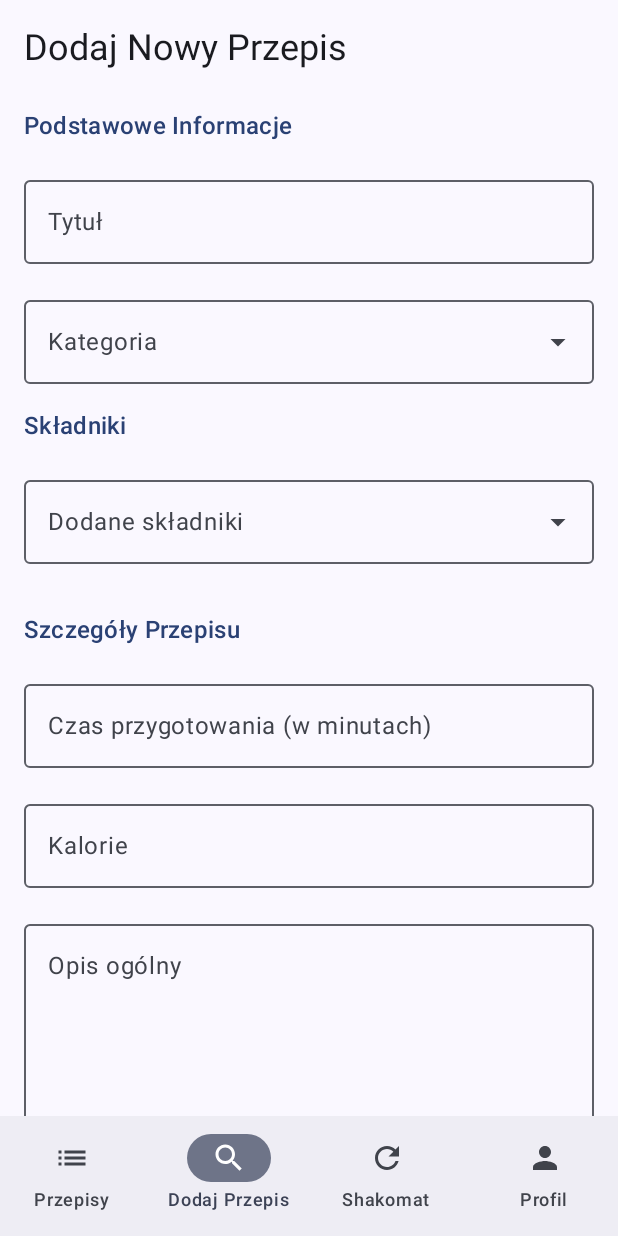
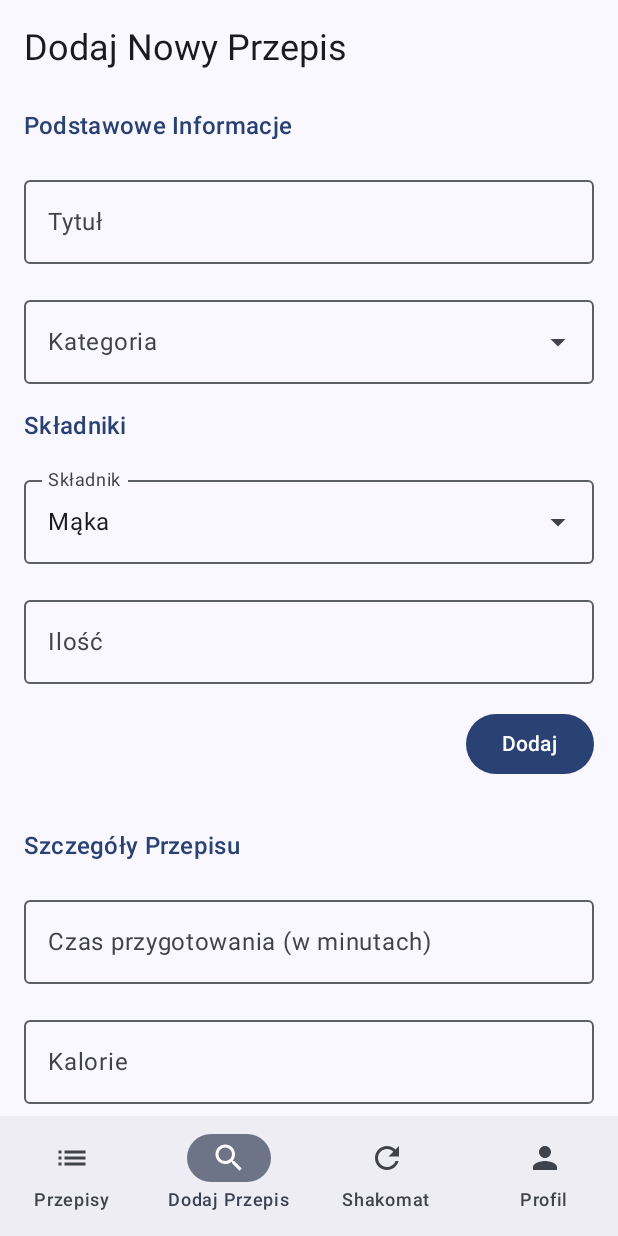
Before and after one commit to KamYloo/PrzepisX, an Android app built with Jetpack Compose: the AddRecipePage screen opened through its navigation route, on a phone screen of 412 x 824 dp. Run offline under Robolectric (Android 15) with nearby library versions, the phone set to English and light mode, and no system bars; our stand-ins replace Firebase (no records; nobody signed in at launch, a user with empty details on screens opened directly), livedata-compose.

Commit message:
Improved recipe model. Created a recipe repository and ViewModel to support adding a recipe to firebase. Hooked up a handler to add a recipe in a view

```diff
--- a/app/build.gradle.kts
+++ b/app/build.gradle.kts
@@ -63,6 +63,7 @@ dependencies {
     implementation(libs.androidx.navigation.compose)
     implementation(libs.firebase.auth)
     implementation(libs.androidx.runtime.livedata)
+    implementation(libs.firebase.firestore.ktx)
     testImplementation(libs.junit)
     androidTestImplementation(libs.androidx.junit)
     androidTestImplementation(libs.androidx.espresso.core)
@@ -72,6 +73,7 @@ dependencies {
     debugImplementation(libs.androidx.ui.test.manifest)
     implementation(platform("com.google.firebase:firebase-bom:33.6.0"))
     implementation("com.google.firebase:firebase-analytics")
+    implementation ("com.google.firebase:firebase-firestore")
     implementation("androidx.compose.ui:ui:1.7.5")
     implementation("androidx.compose.ui:ui-tooling:1.7.5")
     implementation("androidx.compose.foundation:foundation:1.7.5")
--- a/app/src/main/java/com/example/przepisx/MainActivity.kt
+++ b/app/src/main/java/com/example/przepisx/MainActivity.kt
@@ -11,6 +11,7 @@ import androidx.compose.material3.Scaffold
 import androidx.compose.ui.Modifier
 import com.example.przepisx.ui.navigation.MyAppNavigation
 import com.example.przepisx.ui.theme.PrzepisXTheme
+import com.example.przepisx.viewModel.AuthViewModel
 
 class MainActivity : ComponentActivity() {
     override fun onCreate(savedInstanceState: Bundle?) {
--- /dev/null
+++ b/app/src/main/java/com/example/przepisx/data/model/Ingredient.kt
@@ -0,0 +1,10 @@
+package com.example.przepisx.data.model
+
+import androidx.annotation.DrawableRes
+
+data class Ingredient(
+    @DrawableRes
+    val image: Int,
+    val name: String,
+    val quantity: String
+)
--- /dev/null
+++ b/app/src/main/java/com/example/przepisx/data/repository/RecipeRepository.kt
@@ -0,0 +1,23 @@
+package com.example.przepisx.data.repository
+
+
+import com.example.przepisx.data.model.Recipe
+import com.google.firebase.firestore.FirebaseFirestore
+import kotlinx.coroutines.tasks.await
+
+class RecipeRepository {
+    private val firestore = FirebaseFirestore.getInstance()
+    private val recipesCollection = firestore.collection("recipes")
+
+    suspend fun addRecipe(recipe: Recipe): Result<Unit> {
+        return try {
+            val newRecipeRef = recipesCollection.document()
+            val recipeWithId = recipe.copy(id = newRecipeRef.id)
+            newRecipeRef.set(recipeWithId).await()
+            Result.success(Unit)
+        } catch (e: Exception) {
+            Result.failure(e)
+        }
+    }
+
+}
--- a/app/src/main/java/com/example/przepisx/ui/components/AddRecipeForm.kt
+++ b/app/src/main/java/com/example/przepisx/ui/components/AddRecipeForm.kt
@@ -1,5 +1,6 @@
 package com.example.przepisx.ui.components
 
+import androidx.compose.foundation.Image
 import androidx.compose.foundation.layout.*
 import androidx.compose.foundation.lazy.LazyColumn
 import androidx.compose.foundation.lazy.items
@@ -12,13 +13,16 @@ import androidx.compose.material3.*
 import androidx.compose.runtime.*
 import androidx.compose.ui.Alignment
 import androidx.compose.ui.Modifier
+import androidx.compose.ui.res.painterResource
 import androidx.compose.ui.text.input.KeyboardType
 import androidx.compose.ui.unit.dp
+import com.example.przepisx.R
+import com.example.przepisx.data.model.Ingredient
 
 @OptIn(ExperimentalMaterial3Api::class)
 @Composable
 fun AddRecipeForm(
-    onSave: (String, String, String, String, String, List<String>, String) -> Unit
+    onSave: (String, String, String, String, String, List<Ingredient>, List<String>) -> Unit
 ) {
     var title by remember { mutableStateOf("") }
     var category by remember { mutableStateOf("") }
@@ -28,8 +32,16 @@ fun AddRecipeForm(
     var steps by remember { mutableStateOf("") }
 
     val categories = listOf("Czekoladowe", "Owocowe", "Ciasta", "Lody", "Szybkie Desery")
-    val predefinedIngredients = listOf("Mąka", "Cukier", "Masło", "Jajka", "Czekolada", "Śmietana", "Truskawki")
-    var selectedIngredients by remember { mutableStateOf(mutableListOf<String>()) }
+    val predefinedIngredients = listOf(
+        Ingredient(R.drawable.flour, "Mąka", ""),
+        Ingredient(R.drawable.suggar, "Cukier", ""),
+        Ingredient(R.drawable.eggs, "Jajka", ""),
+        Ingredient(R.drawable.strawberry, "Truskawki", "")
+    )
+
+    var selectedIngredients by remember { mutableStateOf(mutableListOf<Ingredient>()) }
+    var selectedIngredient by remember { mutableStateOf(predefinedIngredients.first()) }
+    var ingredientAmount by remember { mutableStateOf("") }
 
     var isCategoryDropdownExpanded by remember { mutableStateOf(false) }
     var isIngredientDropdownExpanded by remember { mutableStateOf(false) }
@@ -72,7 +84,9 @@ fun AddRecipeForm(
                 label = { Text("Kategoria") },
                 readOnly = true,
                 trailingIcon = { ExposedDropdownMenuDefaults.TrailingIcon(isCategoryDropdownExpanded) },
-                modifier = Modifier.fillMaxWidth()
+                modifier = Modifier
+                    .fillMaxWidth()
+                    .menuAnchor() // Dodano brakujący modyfikator
             )
             ExposedDropdownMenu(
                 expanded = isCategoryDropdownExpanded,
@@ -90,23 +104,30 @@ fun AddRecipeForm(
             }
         }
 
+
+
+
+
         Text(
             text = "Składniki",
             style = MaterialTheme.typography.titleMedium,
             color = MaterialTheme.colorScheme.primary
         )
 
+        // Dropdown for ingredient
         ExposedDropdownMenuBox(
             expanded = isIngredientDropdownExpanded,
             onExpandedChange = { isIngredientDropdownExpanded = !isIngredientDropdownExpanded }
         ) {
             OutlinedTextField(
-                value = selectedIngredients.joinToString(", "),
+                value = selectedIngredient.name,
                 onValueChange = {},
-                label = { Text("Dodane składniki") },
+                label = { Text("Składnik") },
                 readOnly = true,
                 trailingIcon = { ExposedDropdownMenuDefaults.TrailingIcon(isIngredientDropdownExpanded) },
-                modifier = Modifier.fillMaxWidth()
+                modifier = Modifier
+                    .fillMaxWidth()
+                    .menuAnchor()
             )
             ExposedDropdownMenu(
                 expanded = isIngredientDropdownExpanded,
@@ -114,16 +135,36 @@ fun AddRecipeForm(
             ) {
                 predefinedIngredients.forEach { ingredient ->
                     DropdownMenuItem(
-                        text = { Text(ingredient) },
+                        text = { Text(ingredient.name) },
                         onClick = {
-                            if (!selectedIngredients.contains(ingredient)) {
-                                selectedIngredients.add(ingredient)
-                            }
+                            selectedIngredient = ingredient
                             isIngredientDropdownExpanded = false
                         }
                     )
                 }
             }
+        }
+
+        OutlinedTextField(
+            value = ingredientAmount,
+            onValueChange = { ingredientAmount = it },
+            label = { Text("Ilość") },
+            placeholder = { Text("np. 200g") },
+            modifier = Modifier.fillMaxWidth()
+        )
+
+        Button(
+            onClick = {
+                if (ingredientAmount.isNotBlank()) {
+                    selectedIngredients.add(
+                        selectedIngredient.copy(quantity = ingredientAmount)
+                    )
+                    ingredientAmount = ""
+                }
+            },
+            modifier = Modifier.align(Alignment.End)
+        ) {
+            Text("Dodaj")
         }
 
         LazyColumn(
@@ -139,7 +180,16 @@ fun AddRecipeForm(
                     horizontalArrangement = Arrangement.SpaceBetween,
                     verticalAlignment = Alignment.CenterVertically
                 ) {
-                    Text(ingredient, style = MaterialTheme.typography.bodyMedium)
+                    Row(
+                        verticalAlignment = Alignment.CenterVertically
+                    ) {
+                        Image(
+                            painter = painterResource(id = ingredient.image),
+                            contentDescription = null,
+                            modifier = Modifier.size(40.dp).padding(end = 8.dp)
+                        )
+                        Text("${ingredient.name} - ${ingredient.quantity}", style = MaterialTheme.typography.bodyMedium)
+                    }
                     IconButton(onClick = { selectedIngredients.remove(ingredient) }) {
                         Icon(Icons.Default.Delete, contentDescription = "Usuń składnik")
                     }
@@ -195,7 +245,7 @@ fun AddRecipeForm(
             onClick = {
                 onSave(
                     title, category, preparationTime, calories, description,
-                    selectedIngredients.toList(), steps
+                    selectedIngredients, steps.split("\n")
                 )
             },
             modifier = Modifier.align(Alignment.End)
--- a/app/src/main/java/com/example/przepisx/ui/navigation/MyAppNavigation.kt
+++ b/app/src/main/java/com/example/przepisx/ui/navigation/MyAppNavigation.kt
@@ -5,7 +5,7 @@ import androidx.compose.ui.Modifier
 import androidx.navigation.compose.NavHost
 import androidx.navigation.compose.composable
 import androidx.navigation.compose.rememberNavController
-import com.example.przepisx.AuthViewModel
+import com.example.przepisx.viewModel.AuthViewModel
 import com.example.przepisx.data.model.strawberryCake
 import com.example.przepisx.ui.screens.AddRecipePage
 import com.example.przepisx.ui.screens.DessertsPage
--- a/app/src/main/java/com/example/przepisx/ui/screens/AddRecipePage.kt
+++ b/app/src/main/java/com/example/przepisx/ui/screens/AddRecipePage.kt
@@ -1,17 +1,55 @@
 package com.example.przepisx.ui.screens
 
-import androidx.compose.material3.Text
-import androidx.compose.runtime.Composable
+import androidx.compose.foundation.layout.padding
+import androidx.compose.material.CircularProgressIndicator
+import androidx.compose.material.Text
+import androidx.compose.material3.MaterialTheme
+import androidx.compose.runtime.*
 import androidx.compose.ui.Modifier
+import androidx.compose.ui.unit.dp
+import androidx.lifecycle.viewmodel.compose.viewModel
 import androidx.navigation.NavController
+import com.example.przepisx.data.model.Recipe
 import com.example.przepisx.ui.components.AddRecipeForm
+import com.example.przepisx.viewModel.AddRecipeState
+import com.example.przepisx.viewModel.RecipeViewModel
 
 @Composable
 fun AddRecipePage(modifier: Modifier = Modifier, navController: NavController) {
+
+    val recipeViewModel: RecipeViewModel = viewModel()
+    val addRecipeState by recipeViewModel.addRecipeState.collectAsState()
+
     AddRecipeForm(
-        onSave = { title, category, preparationTime, calories, description, ingredients, steps ->
-            println("Zapisano przepis: $title, $category, $preparationTime min, $calories kcal")
-            navController.popBackStack()
+        onSave = { title, category, cookingTime, energy, description, ingredients, steps ->
+            recipeViewModel.addRecipe(
+                Recipe(
+                    title = title,
+                    category = category,
+                    cookingTime = cookingTime,
+                    energy = energy,
+                    description = description,
+                    ingredients = ingredients,
+                    steps = steps
+                )
+            )
         }
     )
+
+    when (addRecipeState) {
+        AddRecipeState.Loading -> CircularProgressIndicator()
+        AddRecipeState.Success -> {
+            LaunchedEffect(Unit) {
+                navController.popBackStack()
+            }
+        }
+        is AddRecipeState.Error -> {
+            Text(
+                text = "Error: ${(addRecipeState as AddRecipeState.Error).message}",
+                color = MaterialTheme.colorScheme.error,
+                modifier = Modifier.padding(16.dp)
+            )
+        }
+        else -> Unit
+    }
 }
--- a/app/src/main/java/com/example/przepisx/ui/screens/LoginPage.kt
+++ b/app/src/main/java/com/example/przepisx/ui/screens/LoginPage.kt
@@ -28,8 +28,8 @@ import androidx.compose.ui.text.input.PasswordVisualTransformation
 import androidx.compose.ui.unit.dp
 import androidx.compose.ui.unit.sp
 import androidx.navigation.NavController
-import com.example.przepisx.AuthState
-import com.example.przepisx.AuthViewModel
+import com.example.przepisx.viewModel.AuthState
+import com.example.przepisx.viewModel.AuthViewModel
 import com.example.przepisx.R
 
 @OptIn(ExperimentalMaterial3Api::class)
--- a/app/src/main/java/com/example/przepisx/ui/screens/RecipePage.kt
+++ b/app/src/main/java/com/example/przepisx/ui/screens/RecipePage.kt
@@ -126,7 +126,7 @@ fun Content(recipe: Recipe, scrollState: LazyListState) {
 @Composable
 fun IngredientsList(recipe: Recipe) {
     EasyGrid(nColumns = 3, items = recipe.ingredients) {
-        IngredientCard(it.image, it.title, it.subtitle, Modifier)
+        IngredientCard(it.image, it.name, it.quantity, Modifier)
     }
 
 }
--- a/app/src/main/java/com/example/przepisx/ui/screens/RegisterPage.kt
+++ b/app/src/main/java/com/example/przepisx/ui/screens/RegisterPage.kt
@@ -44,8 +44,8 @@ import androidx.compose.ui.text.input.PasswordVisualTransformation
 import androidx.compose.ui.unit.dp
 import androidx.compose.ui.unit.sp
 import androidx.navigation.NavController
-import com.example.przepisx.AuthState
-import com.example.przepisx.AuthViewModel
+import com.example.przepisx.viewModel.AuthState
+import com.example.przepisx.viewModel.AuthViewModel
 import com.example.przepisx.R
 
 @OptIn(ExperimentalMaterial3Api::class)
--- /dev/null
+++ b/app/src/main/java/com/example/przepisx/viewModel/RecipeViewModel.kt
@@ -0,0 +1,34 @@
+package com.example.przepisx.viewModel
+
+import androidx.lifecycle.ViewModel
+import androidx.lifecycle.viewModelScope
+import com.example.przepisx.data.model.Recipe
+import com.example.przepisx.data.repository.RecipeRepository
+
+import kotlinx.coroutines.flow.MutableStateFlow
+import kotlinx.coroutines.flow.StateFlow
+import kotlinx.coroutines.launch
+
+class RecipeViewModel(private val repository: RecipeRepository = RecipeRepository()) : ViewModel() {
+    private val _addRecipeState = MutableStateFlow<AddRecipeState>(AddRecipeState.Idle)
+    val addRecipeState: StateFlow<AddRecipeState> = _addRecipeState
+
+    fun addRecipe(recipe: Recipe) {
+        viewModelScope.launch {
+            _addRecipeState.value = AddRecipeState.Loading
+            val result = repository.addRecipe(recipe)
+            if (result.isSuccess) {
+                _addRecipeState.value = AddRecipeState.Success
+            } else {
+                _addRecipeState.value = AddRecipeState.Error(result.exceptionOrNull()?.message ?: "Unknown error")
+            }
+        }
+    }
+}
+
+sealed class AddRecipeState {
+    object Idle : AddRecipeState()
+    object Loading : AddRecipeState()
+    object Success : AddRecipeState()
+    data class Error(val message: String) : AddRecipeState()
+}
--- a/gradle/libs.versions.toml
+++ b/gradle/libs.versions.toml
@@ -12,6 +12,7 @@ composeBom = "2024.04.01"
 navigationCompose = "2.8.4"
 firebaseAuth = "23.1.0"
 runtimeLivedata = "1.7.5"
+firebaseFirestoreKtx = "25.1.1"
 
 [libraries]
 androidx-core-ktx = { group = "androidx.core", name = "core-ktx", version.ref = "coreKtx" }
@@ -33,6 +34,7 @@ androidx-material3 = { group = "androidx.compose.material3", name = "material3"
 androidx-navigation-compose = { group = "androidx.navigation", name = "navigation-compose", version.ref = "navigationCompose" }
 firebase-auth = { group = "com.google.firebase", name = "firebase-auth", version.ref = "firebaseAuth" }
 androidx-runtime-livedata = { group = "androidx.compose.runtime", name = "runtime-livedata", version.ref = "runtimeLivedata" }
+firebase-firestore-ktx = { group = "com.google.firebase", name = "firebase-firestore-ktx", version.ref = "firebaseFirestoreKtx" }
 
 [plugins]
 android-application = { id = "com.android.application", version.ref = "agp" }
```
Also changed, not shown: app/src/main/java/com/example/przepisx/data/model/Recipe.kt (+17 -11 lines), app/src/main/java/com/example/przepisx/ui/screens/ProfilePage.kt (+2 -5 lines), app/src/main/java/com/example/przepisx/viewModel/AuthViewModel.kt (renamed from app/src/main/java/com/example/przepisx/AuthViewModel.kt, +5 -3 lines).
